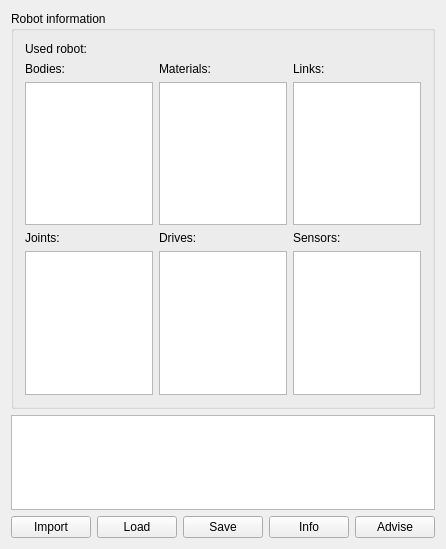
Above: sigel/ui/SIGEL_MasterUI/SIG_RobotBase.ui from jayMcBee/sigel-evolutionary-walking-robots before the change. Below: the same form after it.
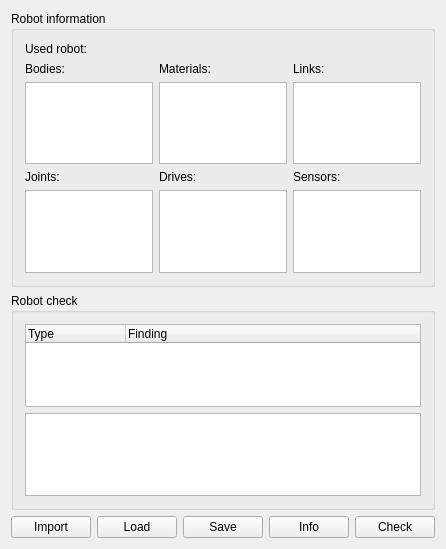
That is the form after the change.

Commit message: Item 77 prototype: the advisor is named SIG_RobotChecker; findings show as a table with a detail panel of parts, analysis and advice

```diff
--- a/sigel/ui/SIGEL_MasterUI/SIG_RobotBase.ui
+++ b/sigel/ui/SIGEL_MasterUI/SIG_RobotBase.ui
@@ -245,10 +245,45 @@
         </widget>
       </item>
       <item row="1" column="0">
-        <widget class="QListWidget" name="listboxAdvice">
-          <property name="wordWrap">
-            <bool>true</bool>
+        <widget class="QGroupBox" name="groupboxRobotCheck">
+          <property name="title">
+            <string>Robot check</string>
           </property>
+          <layout class="QVBoxLayout">
+            <property name="margin">
+              <number>11</number>
+            </property>
+            <property name="spacing">
+              <number>6</number>
+            </property>
+            <item>
+              <widget class="QTreeWidget" name="listviewFindings">
+                <property name="rootIsDecorated">
+                  <bool>false</bool>
+                </property>
+                <property name="allColumnsShowFocus">
+                  <bool>true</bool>
+                </property>
+                <column>
+                  <property name="text">
+                    <string>Type</string>
+                  </property>
+                </column>
+                <column>
+                  <property name="text">
+                    <string>Finding</string>
+                  </property>
+                </column>
+              </widget>
+            </item>
+            <item>
+              <widget class="QTextEdit" name="texteditFindingDetail">
+                <property name="readOnly">
+                  <bool>true</bool>
+                </property>
+              </widget>
+            </item>
+          </layout>
         </widget>
       </item>
       <item row="2" column="0">
@@ -316,9 +351,9 @@
             </widget>
           </item>
           <item>
-            <widget class="QPushButton" name="pushbuttonRobAdvise">
+            <widget class="QPushButton" name="pushbuttonRobCheck">
               <property name="text">
-                <string>Advise</string>
+                <string>Check</string>
               </property>
               <property name="toolTip">
                 <string>List what will probably make an evolution with this robot fail or mislead.</string>
```
The commit also changes 7 other files.
